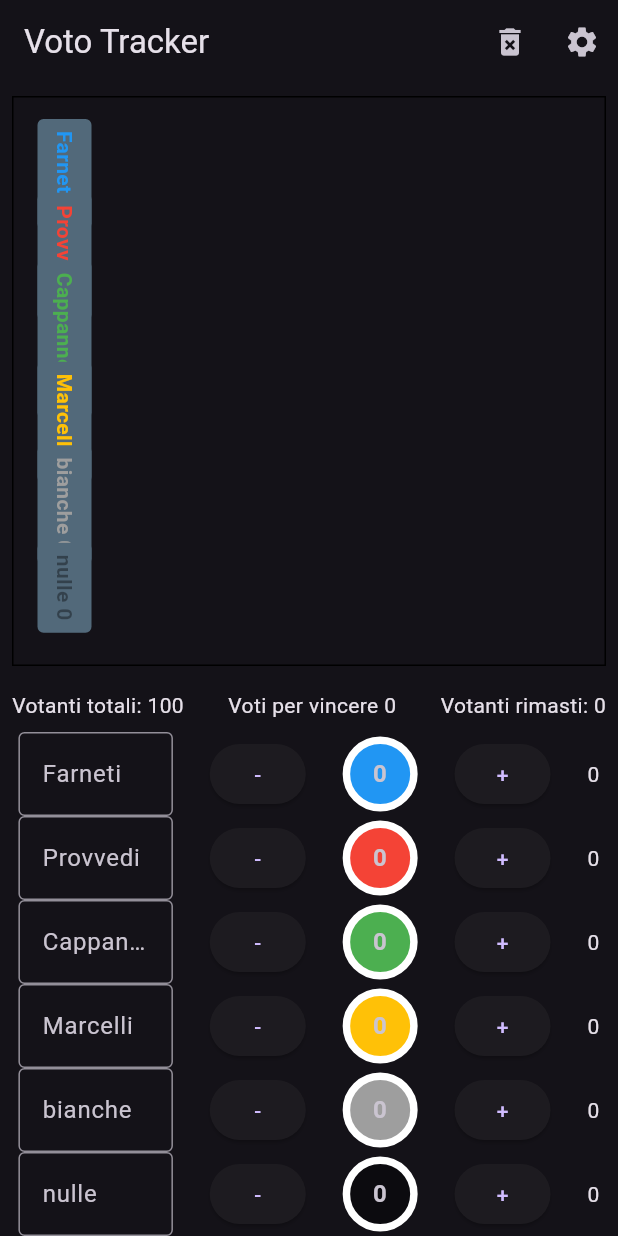
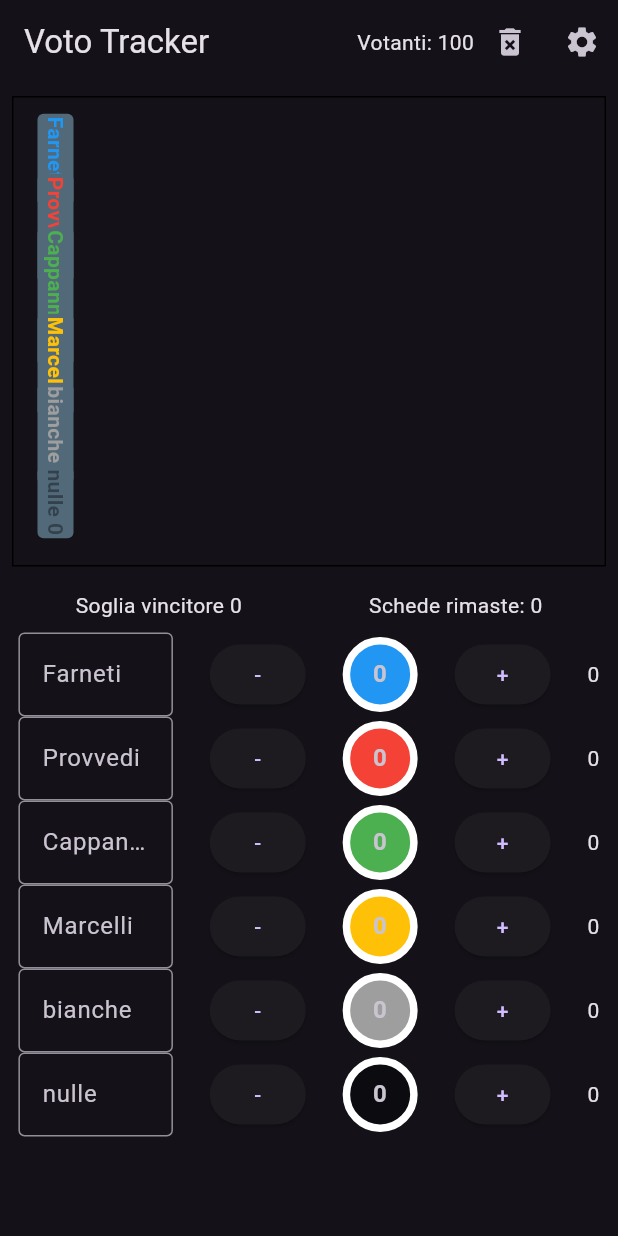
Before and after one commit to vantaggi/voto_tracker, a Flutter app: the screen it shows after launch, on a phone screen of 412 x 824 dp. Run offline on Flutter 3.47's test engine with Material 3 defaults, Android fonts, the phone set to English and light mode, and no system bars; drawn by our look-alikes of fl_chart; missing offline and left inert: random_color.

Commit message:
FIX padding and UX

```diff
--- a/lib/main.dart
+++ b/lib/main.dart
@@ -66,7 +66,7 @@ class _VotiPageState extends State<VotiPage> {
   // Il metodo che crea il widget del grafico
   Widget creaGrafico() {
     BarChartData data = BarChartData(
-        maxY: dati[0].voti + (dati[0].voti * 35 / 100),
+        maxY: dati[0].voti + (dati[0].voti * 0.40),
         barGroups: [
           for (VotoData dato in dati)
             BarChartGroupData(x: dati.indexOf(dato), barRods: [
@@ -89,7 +89,7 @@ class _VotiPageState extends State<VotiPage> {
                   width: 2,
                   color: Colors.white30,
                 ),
-                tooltipPadding: const EdgeInsets.all(8.0),
+                tooltipPadding: const EdgeInsets.all(2.0),
                 getTooltipItem: (
                   BarChartGroupData group,
                   int groupIndex,
@@ -274,7 +274,8 @@ class _VotiPageState extends State<VotiPage> {
   }
 
   int calcolaVotiperVincere() {
-    soglia = ((dati[1].voti + votiRimanenti + 1 - dati[0].voti) / 2).round();
+    soglia = (dati[0].voti +
+        ((dati[1].voti + votiRimanenti + 1 - dati[0].voti) / 2).round());
     return soglia;
   }
 
@@ -288,8 +289,8 @@ class _VotiPageState extends State<VotiPage> {
         appBar: AppBar(
           title: const Text("Voto Tracker"),
           actions: [
-            Row(
-              children: [
+            // Il widget del messaggio del vincitore
+            Text("Votanti: ${settings.numVotanti}"),
             IconButton(
                 onPressed: () {
                   // La logica da eseguire quando il bottone viene premuto
@@ -309,15 +310,14 @@ class _VotiPageState extends State<VotiPage> {
                       ),
                     ))
                     .then((value) => setState(() {})),
-                    icon: const Icon(Icons.settings)),
-              ],
-            )
+                icon: const Icon(Icons.settings))
           ],
         ),
         body: Column(
           children: [
             // Il widget del grafico
-            Expanded(
+            SizedBox(
+              height: MediaQuery.of(context).size.height * 0.40,
               child: Padding(
                 padding: const EdgeInsets.all(8.0),
                 child: creaGrafico(),
@@ -328,19 +328,22 @@ class _VotiPageState extends State<VotiPage> {
             Padding(
               padding: const EdgeInsets.all(8.0),
               child: Row(
-                mainAxisAlignment: MainAxisAlignment.spaceBetween,
+                mainAxisAlignment: MainAxisAlignment.spaceAround,
                 children: [
-                  Text("Votanti totali: ${settings.numVotanti}"),
-                  // Il widget del messaggio del vincitore
-                  if (vincitore != "") Text("Il vincitore è $vincitore!"),
-                  if (vincitore == "") Text("Voti per vincere $soglia"),
-                  Text("Votanti rimasti: $votiRimanenti"),
+                  if (vincitore != "")
+                    Text("Il vincitore è $vincitore!",
+                        style: TextStyle(
+                            color: dati[0].barColor,
+                            backgroundColor: Colors.white)),
+                  if (vincitore == "") Text("Soglia vincitore $soglia"),
+                  Text("Schede rimaste: $votiRimanenti"),
                 ],
               ),
             ),
 
             // Il widget dei bottoni
-            ListView.builder(
+            Expanded(
+              child: ListView.builder(
                 shrinkWrap: true,
                 itemCount: settings.numPartecipanti,
                 itemBuilder: (context, index) {
@@ -359,6 +362,7 @@ class _VotiPageState extends State<VotiPage> {
                   );
                 },
               ),
+            ),
           ],
         ),
       ),
--- a/lib/settings.dart
+++ b/lib/settings.dart
@@ -67,7 +67,7 @@ class _SettingsState extends State<SettingsPage> {
       body: ListView(
         shrinkWrap: true,
         children: [
-          creaOpzioneNumPartecipanti(),
+          // creaOpzioneNumPartecipanti(),
           creaOpzioneNumVotanti(),
         ],
       ),
```
Also changed, not shown: 1 other file. Lines whose indentation alone changed are shown as unchanged.
